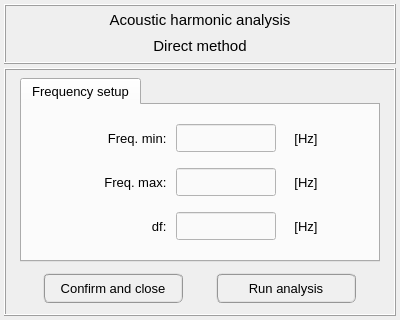
Above: pulse/interface/ui_files/analysis/acoustic/harmonic_analysis_direct_method.ui from open-pulse/OpenPulse before the change. Below: the same form after it.
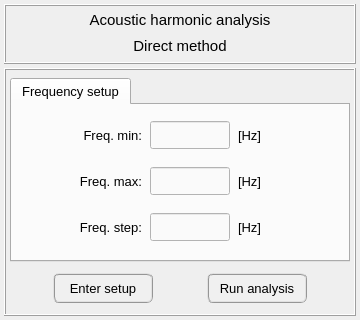
That is the form after the change. Icons and pictures are not drawn.

The edit to the form file:
```diff
--- a/pulse/interface/ui_files/analysis/acoustic/harmonic_analysis_direct_method.ui
+++ b/pulse/interface/ui_files/analysis/acoustic/harmonic_analysis_direct_method.ui
@@ -9,7 +9,7 @@
    <rect>
     <x>0</x>
     <y>0</y>
-    <width>400</width>
+    <width>360</width>
     <height>320</height>
    </rect>
   </property>
@@ -21,13 +21,13 @@
   </property>
   <property name="minimumSize">
    <size>
-    <width>400</width>
+    <width>360</width>
     <height>320</height>
    </size>
   </property>
   <property name="maximumSize">
    <size>
-    <width>400</width>
+    <width>360</width>
     <height>320</height>
    </size>
   </property>
@@ -64,7 +64,7 @@
     <widget class="QFrame" name="frame_title">
      <property name="minimumSize">
       <size>
-       <width>380</width>
+       <width>0</width>
        <height>60</height>
       </size>
      </property>
@@ -174,7 +174,7 @@
     <widget class="QFrame" name="frame_main">
      <property name="minimumSize">
       <size>
-       <width>380</width>
+       <width>0</width>
        <height>0</height>
       </size>
      </property>
@@ -239,23 +239,38 @@
           <string>Frequency setup</string>
          </attribute>
          <layout class="QGridLayout" name="gridLayout_5">
+          <property name="leftMargin">
+           <number>4</number>
+          </property>
+          <property name="topMargin">
+           <number>4</number>
+          </property>
+          <property name="rightMargin">
+           <number>4</number>
+          </property>
+          <property name="bottomMargin">
+           <number>4</number>
+          </property>
+          <property name="horizontalSpacing">
+           <number>8</number>
+          </property>
           <item row="0" column="2">
            <widget class="QLineEdit" name="lineEdit_min">
             <property name="minimumSize">
              <size>
-              <width>100</width>
+              <width>80</width>
               <height>28</height>
              </size>
             </property>
             <property name="maximumSize">
              <size>
-              <width>100</width>
+              <width>80</width>
               <height>28</height>
              </size>
             </property>
             <property name="styleSheet">
              <string notr="true">QLineEdit{color: rgb(0, 0, 0); background-color: rgb(250, 250, 250)}
-QLineEdit:disabled{color: rgb(100, 100, 100); background-color: rgb(220, 220, 220)}</string>
+QLineEdit:disabled{color: rgb(100, 100, 100); background-color: rgb(240, 240, 240)}</string>
             </property>
             <property name="alignment">
              <set>Qt::AlignCenter</set>
@@ -266,13 +281,13 @@
            <widget class="QLabel" name="label_23">
             <property name="minimumSize">
              <size>
-              <width>100</width>
+              <width>80</width>
               <height>28</height>
              </size>
             </property>
             <property name="maximumSize">
              <size>
-              <width>100</width>
+              <width>80</width>
               <height>28</height>
              </size>
             </property>
@@ -283,7 +298,7 @@
              </font>
             </property>
             <property name="text">
-             <string>Freq. max: </string>
+             <string>Freq. max:</string>
             </property>
             <property name="alignment">
              <set>Qt::AlignRight|Qt::AlignTrailing|Qt::AlignVCenter</set>
@@ -294,13 +309,13 @@
            <widget class="QLabel" name="label_24">
             <property name="minimumSize">
              <size>
-              <width>48</width>
+              <width>60</width>
               <height>28</height>
              </size>
             </property>
             <property name="maximumSize">
              <size>
-              <width>48</width>
+              <width>60</width>
               <height>28</height>
              </size>
             </property>
@@ -314,7 +329,7 @@
              <string>[Hz]</string>
             </property>
             <property name="alignment">
-             <set>Qt::AlignCenter</set>
+             <set>Qt::AlignLeading|Qt::AlignLeft|Qt::AlignVCenter</set>
             </property>
            </widget>
           </item>
@@ -322,19 +337,19 @@
            <widget class="QLineEdit" name="lineEdit_max">
             <property name="minimumSize">
              <size>
-              <width>100</width>
+              <width>80</width>
               <height>28</height>
              </size>
             </property>
             <property name="maximumSize">
              <size>
-              <width>100</width>
+              <width>80</width>
               <height>28</height>
              </size>
             </property>
             <property name="styleSheet">
              <string notr="true">QLineEdit{color: rgb(0, 0, 0); background-color: rgb(250, 250, 250)}
-QLineEdit:disabled{color: rgb(100, 100, 100); background-color: rgb(220, 220, 220)}</string>
+QLineEdit:disabled{color: rgb(100, 100, 100); background-color: rgb(240, 240, 240)}</string>
             </property>
             <property name="alignment">
              <set>Qt::AlignCenter</set>
@@ -345,13 +360,13 @@
            <widget class="QLabel" name="label_22">
             <property name="minimumSize">
              <size>
-              <width>100</width>
+              <width>80</width>
               <height>28</height>
              </size>
             </property>
             <property name="maximumSize">
              <size>
-              <width>100</width>
+              <width>80</width>
               <height>28</height>
              </size>
             </property>
@@ -362,7 +377,7 @@
              </font>
             </property>
             <property name="text">
-             <string>Freq. min: </string>
+             <string>Freq. min:</string>
             </property>
             <property name="alignment">
              <set>Qt::AlignRight|Qt::AlignTrailing|Qt::AlignVCenter</set>
@@ -386,19 +401,19 @@
            <widget class="QLineEdit" name="lineEdit_step">
             <property name="minimumSize">
              <size>
-              <width>100</width>
+              <width>80</width>
               <height>28</height>
              </size>
             </property>
             <property name="maximumSize">
              <size>
-              <width>100</width>
+              <width>80</width>
               <height>28</height>
              </size>
             </property>
             <property name="styleSheet">
              <string notr="true">QLineEdit{color: rgb(0, 0, 0); background-color: rgb(250, 250, 250)}
-QLineEdit:disabled{color: rgb(100, 100, 100); background-color: rgb(220, 220, 220)}</string>
+QLineEdit:disabled{color: rgb(100, 100, 100); background-color: rgb(240, 240, 240)}</string>
             </property>
             <property name="alignment">
              <set>Qt::AlignCenter</set>
@@ -409,13 +424,13 @@
            <widget class="QLabel" name="label_26">
             <property name="minimumSize">
              <size>
-              <width>48</width>
+              <width>60</width>
               <height>28</height>
              </size>
             </property>
             <property name="maximumSize">
              <size>
-              <width>48</width>
+              <width>60</width>
               <height>28</height>
              </size>
             </property>
@@ -429,7 +444,7 @@
              <string>[Hz]</string>
             </property>
             <property name="alignment">
-             <set>Qt::AlignCenter</set>
+             <set>Qt::AlignLeading|Qt::AlignLeft|Qt::AlignVCenter</set>
             </property>
            </widget>
           </item>
@@ -437,13 +452,13 @@
            <widget class="QLabel" name="label_25">
             <property name="minimumSize">
              <size>
-              <width>48</width>
+              <width>60</width>
               <height>28</height>
              </size>
             </property>
             <property name="maximumSize">
              <size>
-              <width>48</width>
+              <width>60</width>
               <height>28</height>
              </size>
             </property>
@@ -457,7 +472,7 @@
              <string>[Hz]</string>
             </property>
             <property name="alignment">
-             <set>Qt::AlignCenter</set>
+             <set>Qt::AlignLeading|Qt::AlignLeft|Qt::AlignVCenter</set>
             </property>
            </widget>
           </item>
@@ -465,13 +480,13 @@
            <widget class="QLabel" name="label_21">
             <property name="minimumSize">
              <size>
-              <width>100</width>
+              <width>80</width>
               <height>28</height>
              </size>
             </property>
             <property name="maximumSize">
              <size>
-              <width>100</width>
+              <width>80</width>
               <height>28</height>
              </size>
             </property>
@@ -482,7 +497,7 @@
              </font>
             </property>
             <property name="text">
-             <string>df: </string>
+             <string> Freq. step:</string>
             </property>
             <property name="alignment">
              <set>Qt::AlignRight|Qt::AlignTrailing|Qt::AlignVCenter</set>
@@ -546,50 +561,42 @@
           <number>2</number>
          </property>
          <item row="0" column="0">
-          <widget class="QPushButton" name="pushButton_confirm_close">
-           <property name="minimumSize">
+          <spacer name="horizontalSpacer_3">
+           <property name="orientation">
+            <enum>Qt::Horizontal</enum>
+           </property>
+           <property name="sizeHint" stdset="0">
             <size>
-             <width>0</width>
-             <height>30</height>
+             <width>40</width>
+             <height>20</height>
             </size>
            </property>
-           <property name="maximumSize">
+          </spacer>
+         </item>
+         <item row="0" column="2">
+          <spacer name="horizontalSpacer_4">
+           <property name="orientation">
+            <enum>Qt::Horizontal</enum>
+           </property>
+           <property name="sizeHint" stdset="0">
             <size>
-             <width>140</width>
-             <height>30</height>
+             <width>40</width>
+             <height>20</height>
             </size>
            </property>
-           <property name="font">
-            <font>
-             <family>MS Shell Dlg 2</family>
-             <pointsize>10</pointsize>
-             <weight>9</weight>
-             <italic>false</italic>
-             <bold>false</bold>
-            </font>
-           </property>
-           <property name="styleSheet">
-            <string notr="true">QPushButton{border-radius: 6px; border-color: rgb(150, 150, 150); border-style: ridge; border-width: 2px; color: rgb(0, 0, 0); background-color: rgb(240, 240, 240)}
-QPushButton:hover{border-radius: 6px; border-color: rgb(0, 170, 255); border-style: ridge; border-width: 2px; color: rgb(0, 0, 0); background-color: rgba(174, 213, 255, 100)}
-QPushButton:pressed{border-radius: 6px; border-color: rgb(0, 170, 255); border-style: ridge; border-width: 2px; color: rgb(0, 0, 0); background-color: rgb(174, 213, 255)}
-QPushButton:disabled{border-radius: 6px; border-color: rgb(150, 150, 150); border-style: ridge; border-width: 0px; color: rgb(150,150, 150); background-color: rgb(220, 220, 220)}</string>
-           </property>
-           <property name="text">
-            <string>Confirm and close</string>
-           </property>
-          </widget>
+          </spacer>
          </item>
-         <item row="0" column="1">
-          <widget class="QPushButton" name="pushButton_confirm_run_analysis">
+         <item row="0" column="3">
+          <widget class="QPushButton" name="run_analysis_button">
            <property name="minimumSize">
             <size>
-             <width>0</width>
+             <width>100</width>
              <height>30</height>
             </size>
            </property>
            <property name="maximumSize">
             <size>
-             <width>140</width>
+             <width>100</width>
              <height>30</height>
             </size>
            </property>
@@ -597,7 +604,7 @@
             <font>
              <family>MS Shell Dlg 2</family>
              <pointsize>10</pointsize>
-             <weight>9</weight>
+             <weight>50</weight>
              <italic>false</italic>
              <bold>false</bold>
             </font>
@@ -613,6 +620,53 @@
            </property>
           </widget>
          </item>
+         <item row="0" column="1">
+          <widget class="QPushButton" name="enter_setup_button">
+           <property name="minimumSize">
+            <size>
+             <width>100</width>
+             <height>30</height>
+            </size>
+           </property>
+           <property name="maximumSize">
+            <size>
+             <width>100</width>
+             <height>30</height>
+            </size>
+           </property>
+           <property name="font">
+            <font>
+             <family>MS Shell Dlg 2</family>
+             <pointsize>10</pointsize>
+             <weight>50</weight>
+             <italic>false</italic>
+             <bold>false</bold>
+            </font>
+           </property>
+           <property name="styleSheet">
+            <string notr="true">QPushButton{border-radius: 6px; border-color: rgb(150, 150, 150); border-style: ridge; border-width: 2px; color: rgb(0, 0, 0); background-color: rgb(240, 240, 240)}
+QPushButton:hover{border-radius: 6px; border-color: rgb(0, 170, 255); border-style: ridge; border-width: 2px; color: rgb(0, 0, 0); background-color: rgba(174, 213, 255, 100)}
+QPushButton:pressed{border-radius: 6px; border-color: rgb(0, 170, 255); border-style: ridge; border-width: 2px; color: rgb(0, 0, 0); background-color: rgb(174, 213, 255)}
+QPushButton:disabled{border-radius: 6px; border-color: rgb(150, 150, 150); border-style: ridge; border-width: 0px; color: rgb(150,150, 150); background-color: rgb(220, 220, 220)}</string>
+           </property>
+           <property name="text">
+            <string>Enter setup</string>
+           </property>
+          </widget>
+         </item>
+         <item row="0" column="4">
+          <spacer name="horizontalSpacer_5">
+           <property name="orientation">
+            <enum>Qt::Horizontal</enum>
+           </property>
+           <property name="sizeHint" stdset="0">
+            <size>
+             <width>40</width>
+             <height>20</height>
+            </size>
+           </property>
+          </spacer>
+         </item>
         </layout>
        </widget>
       </item>
```
Left out of the diff: 16 changed lines with no effect on the pictures.
